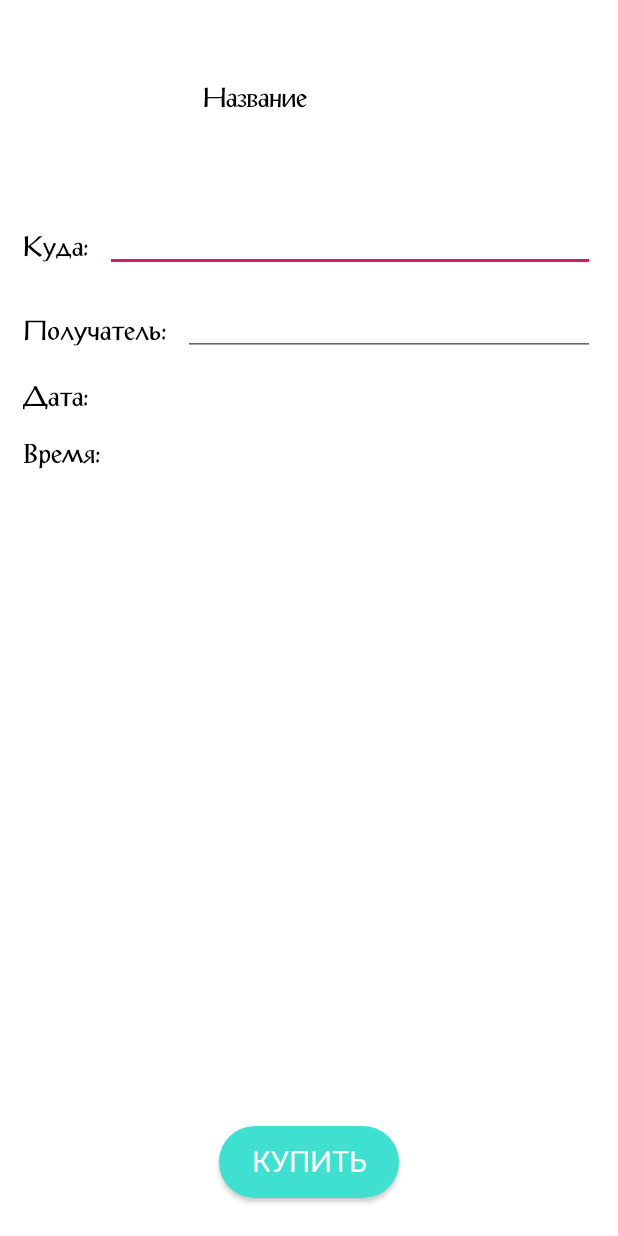
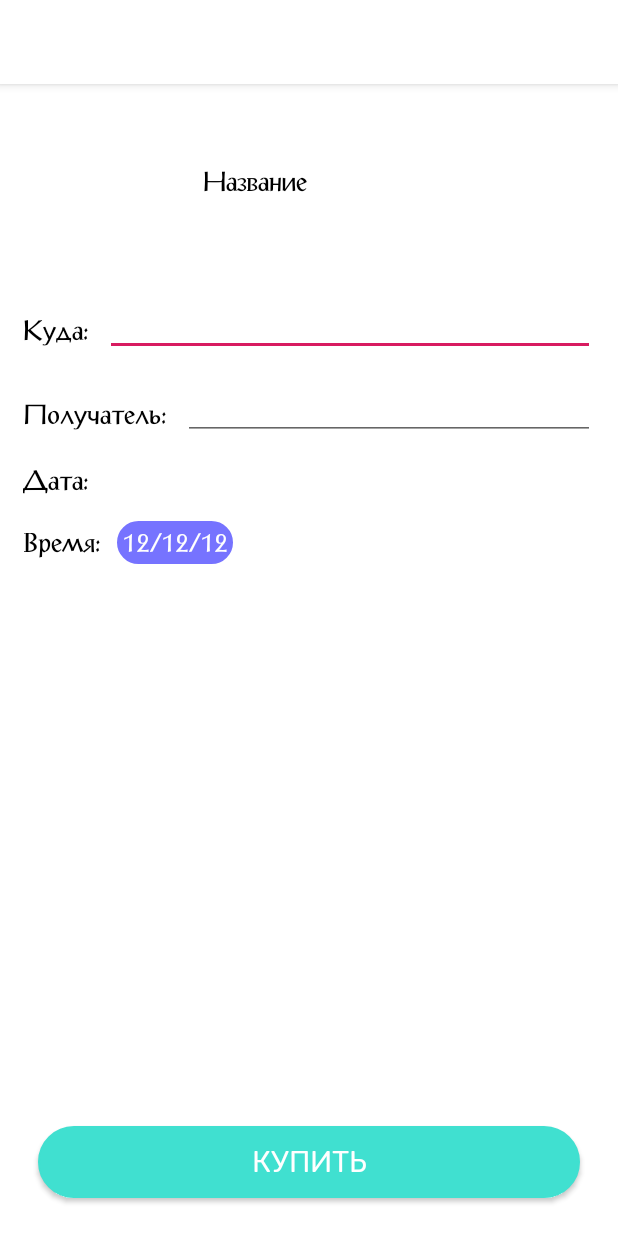
Before and after one commit to name98/Flower-World, an Android app: the layout charter_fragmnet.xml on its own in the app's theme, with its tools: preview values and no code run, on a phone screen of 412 x 824 dp. Run offline under Robolectric (Android 15) with nearby library versions, the phone set to English and light mode, and no system bars; plain views replace SimpleDraweeView; Roboto replaces fonts that are not available here.

Commit message:
28.02.20(2)

```diff
--- a/app/src/main/res/drawable/button_styles.xml
+++ b/app/src/main/res/drawable/button_styles.xml
@@ -1,24 +1,24 @@
 <?xml version="1.0" encoding="utf-8"?>
 <selector xmlns:android="http://schemas.android.com/apk/res/android">
-    <item android:state_pressed="true" >
-        <shape android:shape="rectangle"  >
+    <item android:state_pressed="true">
+        <shape android:shape="rectangle">
             <corners android:radius="30dp" />
             <stroke android:width="1dip" android:color="#40E0D0" />
-            <gradient android:angle="-90" android:startColor="#40E0D0" android:endColor="#40E0D0"  />
+            <gradient android:angle="-90" android:endColor="#40E0D0" android:startColor="#40E0D0" />
         </shape>
     </item>
     <item android:state_focused="true">
-        <shape android:shape="rectangle"  >
+        <shape android:shape="rectangle">
             <corners android:radius="30dp" />
             <stroke android:width="1dip" android:color="#40E0D0" />
-            <solid android:color="#40E0D0"/>
+            <solid android:color="#40E0D0" />
         </shape>
     </item>
-    <item >
-        <shape android:shape="rectangle"  >
+    <item>
+        <shape android:shape="rectangle">
             <corners android:radius="30dp" />
             <stroke android:width="1dip" android:color="#40E0D0" />
-            <gradient android:angle="-90" android:startColor="#40E0D0" android:endColor="#40E0D0" />
+            <gradient android:angle="-90" android:endColor="#40E0D0" android:startColor="#40E0D0" />
         </shape>
     </item>
 </selector>
--- /dev/null
+++ b/app/src/main/res/drawable/rounded_background_blue.xml
@@ -0,0 +1,10 @@
+<?xml version="1.0" encoding="utf-8"?>
+<selector xmlns:android="http://schemas.android.com/apk/res/android">
+    <item>
+        <shape android:shape="rectangle">
+            <corners android:radius="30dp" />
+            <stroke android:width="1dip" android:color="#7673FF" />
+            <gradient android:angle="-90" android:endColor="#7673FF" android:startColor="#7673FF" />
+        </shape>
+    </item>
+</selector>
--- a/app/src/main/res/layout/charter_fragmnet.xml
+++ b/app/src/main/res/layout/charter_fragmnet.xml
@@ -1,17 +1,21 @@
 <?xml version="1.0" encoding="utf-8"?>
-<RelativeLayout xmlns:android="http://schemas.android.com/apk/res/android"
+<androidx.coordinatorlayout.widget.CoordinatorLayout xmlns:android="http://schemas.android.com/apk/res/android"
     android:layout_width="match_parent"
     android:layout_height="match_parent"
+    xmlns:app="http://schemas.android.com/apk/res-auto"
+    xmlns:tools="http://schemas.android.com/tools"
     android:background="@color/appColorWhite">
+    <include layout="@layout/toolbar"/>
 
     <LinearLayout
         android:id="@+id/charterFragmentLinLay"
         android:layout_width="match_parent"
-        android:layout_height="match_parent"
+        android:layout_height="wrap_content"
         android:background="@color/appColorWhite"
         android:clickable="true"
         android:focusable="true"
-        android:orientation="vertical">
+        android:orientation="vertical"
+        app:layout_behavior="@string/appbar_scrolling_view_behavior" >
 
         <FrameLayout
             android:layout_width="wrap_content"
@@ -75,6 +79,8 @@
             <TextView
                 android:id="@+id/orderDate"
                 style="@style/Body1"
+                android:textColor="@color/appColorWhite"
+                android:background="@drawable/rounded_background_blue"
                 android:layout_marginHorizontal="10dp" />
 
 
@@ -93,30 +99,31 @@
 
             <TextView
                 android:id="@+id/orderTime"
+                android:background="@drawable/rounded_background_blue"
                 style="@style/Body1"
-                android:layout_marginHorizontal="10dp" />
+                android:layout_marginHorizontal="10dp"
+                tools:text="12/12/12"
+                android:textColor="@color/appColorWhite"
+                android:padding="3dp" />
 
 
         </LinearLayout>
 
-        <RelativeLayout
-            android:layout_width="match_parent"
-            android:layout_height="match_parent">
 
+
+
+
+    </LinearLayout>
     <Button
         android:id="@+id/orderGo"
-                android:layout_width="120dp"
+        android:layout_width="match_parent"
         android:layout_height="wrap_content"
-                android:layout_alignParentBottom="true"
-                android:layout_centerInParent="true"
-                android:layout_gravity="center_vertical"
-                android:layout_marginBottom="25dp"
+        android:layout_gravity="bottom"
+        android:layout_margin="25dp"
         android:background="@drawable/button_styles"
         android:bottomRightRadius="20dp"
         android:fontFamily="@font/rubik"
         android:text="@string/buy"
         android:textColor="#fff"
         android:textSize="20sp" />
-        </RelativeLayout>
-    </LinearLayout>
-</RelativeLayout>
+</androidx.coordinatorlayout.widget.CoordinatorLayout>
--- a/app/src/main/res/layout/login_fragment.xml
+++ b/app/src/main/res/layout/login_fragment.xml
@@ -14,7 +14,9 @@
         android:animateLayoutChanges="true">
 
         <TextView
-            style="@style/Headline1"
+            style="@style/TextAppearance.AppCompat.Headline"
+            android:layout_height="wrap_content"
+            android:layout_width="wrap_content"
             android:layout_gravity="center_horizontal"
             android:gravity="center_horizontal"
             android:text="Авторизация" />
@@ -55,6 +57,16 @@
             android:layout_marginHorizontal="90dp"
             android:layout_marginVertical="20dp"
             android:background="@drawable/button_styles"
-            android:text="войти" />
+            android:text="войти"
+            android:textColor="@color/appColorWhite"/>
+        <TextView
+
+            android:layout_height="wrap_content"
+            android:layout_width="wrap_content"
+
+            android:layout_gravity="center_horizontal"
+            android:textColor="@color/grey"
+            android:gravity=""
+            android:text="@string/registration" />
     </LinearLayout>
 </RelativeLayout>
--- a/app/src/main/res/values/colors.xml
+++ b/app/src/main/res/values/colors.xml
@@ -20,4 +20,5 @@
     <color name="greenForMyComment">#7AFFB3</color>
     <color name="transparent">#00000000</color>
     <color name="red">#D50000</color>
+    <color name="blue">#0051EB</color>
 </resources>
--- a/app/src/main/res/values/strings.xml
+++ b/app/src/main/res/values/strings.xml
@@ -28,4 +28,5 @@
     <string name="rated_products">Отзывы</string>
     <string name="exit">Выход</string>
     <string name="error_auth">Неверный логин или пароль</string>
+    <string name="registration"><u>Регистрация</u></string>
 </resources>
```
Lines whose indentation alone changed are shown as unchanged.
